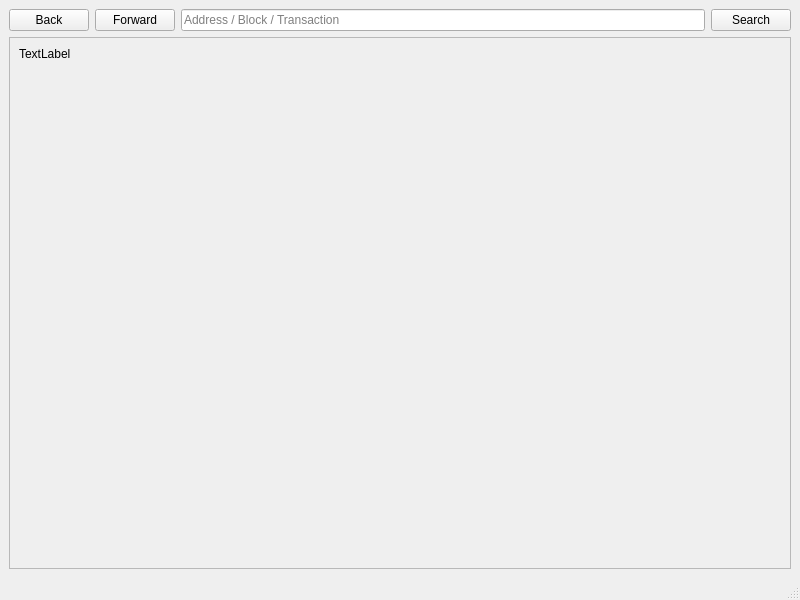
First picture: the form in src/qt/forms/blockexplorer.ui, repository cryptonodes-core/cryptonodes-core, before the edit.
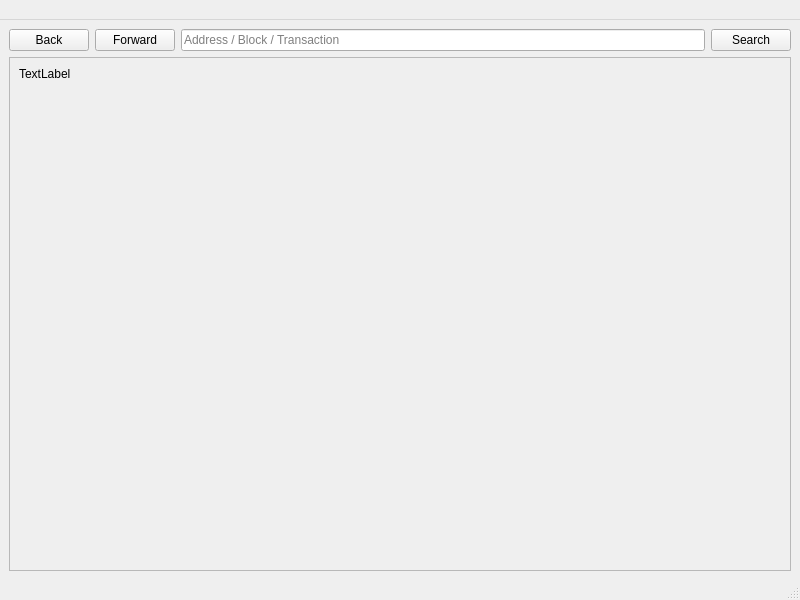
Second picture: the form after the edit. Icons and pictures are not drawn.

What changed in the file:
```diff
--- a/src/qt/forms/blockexplorer.ui
+++ b/src/qt/forms/blockexplorer.ui
@@ -4,12 +4,16 @@
  <widget class="QMainWindow" name="BlockExplorer">
   <property name="geometry">
    <rect>
-    <x>0</x>
-    <y>0</y>
     <width>800</width>
     <height>600</height>
    </rect>
   </property>
+  <property name="minimumSize">
+   <size>
+    <width>500</width>
+    <height>300</height>
+   </size>
+  </property>
   <property name="windowTitle">
    <string>Blockchain Explorer</string>
   </property>
@@ -17,6 +21,12 @@
    <string notr="true"/>
   </property>
   <widget class="QWidget" name="centralwidget">
+   <property name="minimumSize">
+    <size>
+     <width>400</width>
+     <height>200</height>
+    </size>
+   </property>
    <property name="styleSheet">
     <string notr="true"/>
    </property>
@@ -28,6 +38,12 @@
       </property>
       <item>
        <widget class="QPushButton" name="back">
+        <property name="minimumSize">
+         <size>
+          <width>75</width>
+          <height>20</height>
+         </size>
+        </property>
         <property name="text">
          <string>Back</string>
         </property>
@@ -42,6 +58,12 @@
       </item>
       <item>
        <widget class="QPushButton" name="forward">
+        <property name="minimumSize">
+         <size>
+          <width>75</width>
+          <height>20</height>
+         </size>
+        </property>
         <property name="text">
          <string>Forward</string>
         </property>
@@ -61,8 +83,8 @@
         </property>
         <property name="minimumSize">
          <size>
-          <width>0</width>
-          <height>0</height>
+          <width>150</width>
+          <height>20</height>
          </size>
         </property>
         <property name="inputMask">
@@ -86,8 +108,8 @@
         </property>
         <property name="minimumSize">
          <size>
-          <width>0</width>
-          <height>0</height>
+          <width>75</width>
+          <height>20</height>
          </size>
         </property>
         <property name="maximumSize">
@@ -114,18 +136,28 @@
     </item>
     <item>
      <widget class="QScrollArea" name="scrollArea">
+      <property name="minimumSize">
+       <size>
+        <width>250</width>
+        <height>300</height>
+       </size>
+      </property>
       <property name="widgetResizable">
        <bool>true</bool>
       </property>
       <widget class="QWidget" name="scrollAreaWidgetContents">
        <property name="geometry">
         <rect>
-         <x>0</x>
-         <y>0</y>
          <width>780</width>
-         <height>489</height>
+         <height>508</height>
         </rect>
        </property>
+       <property name="minimumSize">
+        <size>
+         <width>250</width>
+         <height>300</height>
+        </size>
+       </property>
        <layout class="QHBoxLayout" name="horizontalLayout_2">
         <item>
          <widget class="QLabel" name="content">
@@ -135,6 +167,12 @@
             <verstretch>0</verstretch>
            </sizepolicy>
           </property>
+          <property name="minimumSize">
+           <size>
+            <width>400</width>
+            <height>200</height>
+           </size>
+          </property>
           <property name="text">
            <string>TextLabel</string>
           </property>
@@ -158,14 +196,25 @@
   <widget class="QMenuBar" name="menubar">
    <property name="geometry">
     <rect>
-     <x>0</x>
-     <y>0</y>
      <width>800</width>
-     <height>27</height>
+     <height>21</height>
     </rect>
    </property>
+   <property name="minimumSize">
+    <size>
+     <width>150</width>
+     <height>20</height>
+    </size>
+   </property>
   </widget>
-  <widget class="QStatusBar" name="statusbar"/>
+  <widget class="QStatusBar" name="statusbar">
+   <property name="minimumSize">
+    <size>
+     <width>150</width>
+     <height>20</height>
+    </size>
+   </property>
+  </widget>
  </widget>
  <resources>
   <include location="../cryptonodes.qrc"/>
```
